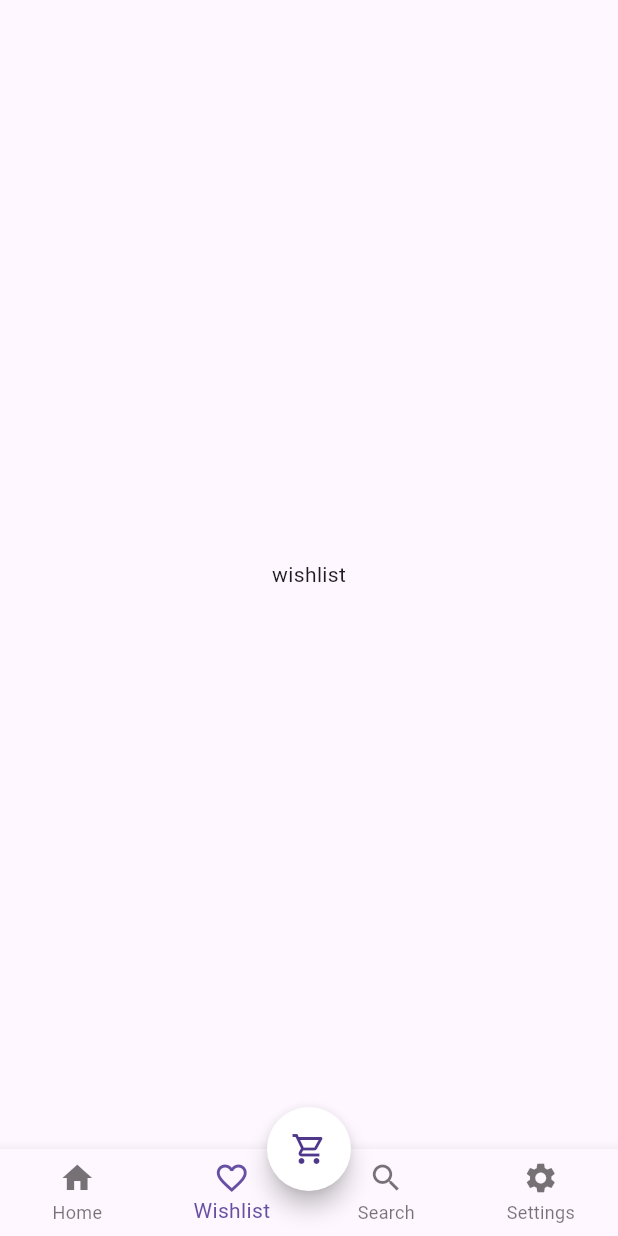
After one commit to shihabLuminar/stylish, a Flutter app: the BottomNavbarScreen screen opened directly, item 2 of the bottom bar chosen, on a phone screen of 412 x 824 dp. The commit adds this screen. Run offline on Flutter 3.47's test engine with Material 3 defaults, Android fonts, the phone set to English and light mode, and no system bars; our stand-ins replace flutter_svg, google_fonts.

Commit message:
bottom navigation bar

```diff
--- /dev/null
+++ b/lib/view/bottom_navbar_screen/bottom_navbar_screen.dart
@@ -0,0 +1,57 @@
+import 'package:flutter/material.dart';
+import 'package:stylish/view/home_screen/home_screen.dart';
+import 'package:stylish/view/search_screen/search_screen.dart';
+import 'package:stylish/view/settings_screen/settings_screen.dart';
+import 'package:stylish/view/wishlist_scree/wishlist_screen.dart';
+
+class BottomNavbarScreen extends StatefulWidget {
+  const BottomNavbarScreen({super.key});
+
+  @override
+  State<BottomNavbarScreen> createState() => _BottomNavbarScreenState();
+}
+
+class _BottomNavbarScreenState extends State<BottomNavbarScreen> {
+  int selectedIndex = 0;
+  List screens = [
+    HomeScreen(),
+    WishlistScreen(),
+    SearchScreen(),
+    SettingsScreen(),
+  ];
+  @override
+  Widget build(BuildContext context) {
+    return Scaffold(
+      floatingActionButton: FloatingActionButton(
+        backgroundColor: Colors.white,
+        onPressed: () {},
+        shape: RoundedRectangleBorder(
+          borderRadius: BorderRadiusGeometry.circular(50),
+        ),
+        child: Icon(Icons.shopping_cart_outlined),
+      ),
+      floatingActionButtonLocation: FloatingActionButtonLocation.centerDocked,
+      body: screens[selectedIndex],
+      bottomNavigationBar: BottomNavigationBar(
+        currentIndex: selectedIndex,
+        type: BottomNavigationBarType.fixed,
+        onTap: (value) {
+          selectedIndex = value;
+          setState(() {});
+        },
+        items: [
+          BottomNavigationBarItem(icon: Icon(Icons.home), label: "Home"),
+          BottomNavigationBarItem(
+            icon: Icon(Icons.favorite_outline),
+            label: "Wishlist",
+          ),
+          BottomNavigationBarItem(icon: Icon(Icons.search), label: "Search"),
+          BottomNavigationBarItem(
+            icon: Icon(Icons.settings),
+            label: "Settings",
+          ),
+        ],
+      ),
+    );
+  }
+}
--- /dev/null
+++ b/lib/view/wishlist_scree/wishlist_screen.dart
@@ -0,0 +1,10 @@
+import 'package:flutter/material.dart';
+
+class WishlistScreen extends StatelessWidget {
+  const WishlistScreen({super.key});
+
+  @override
+  Widget build(BuildContext context) {
+    return Scaffold(body: const Center(child: Text('wishlist')));
+  }
+}
```
Also changed, not shown: lib/view/get_started_screen/get_started_screen.dart (+13 -1 lines), lib/view/search_screen/search_screen.dart (added, +10 -0 lines), lib/view/settings_screen/settings_screen.dart (added, +10 -0 lines).
